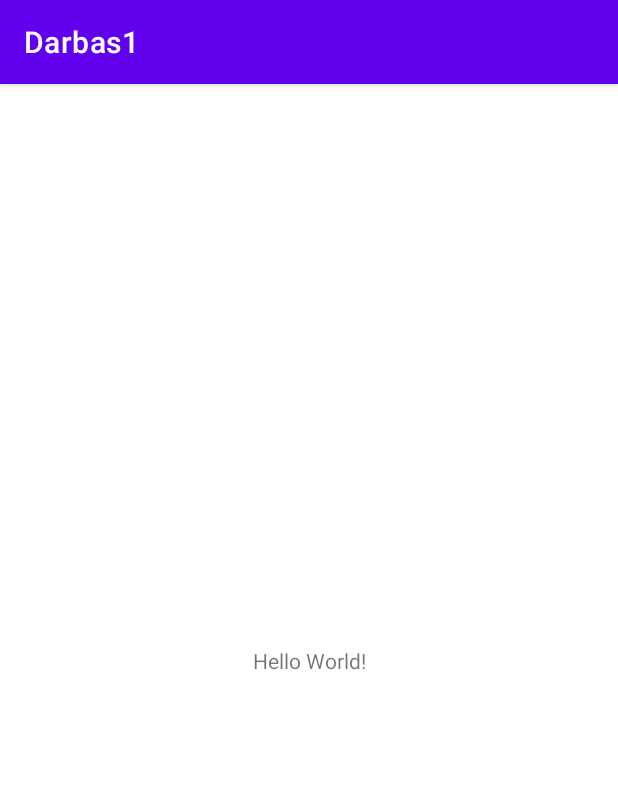
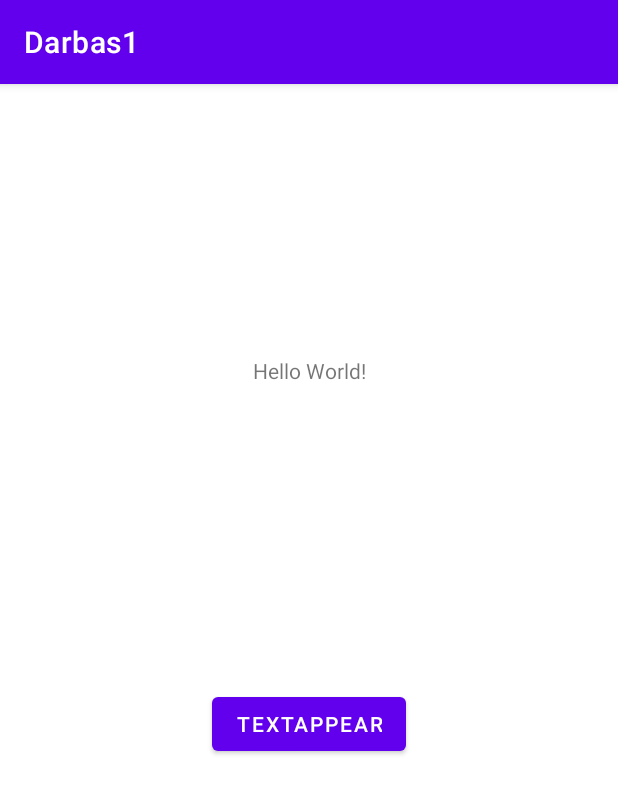
Before and after one commit to rytuks1337/Darbas1, an Android app: the screen it shows after launch (MainActivity), on a phone screen of 412 x 824 dp. Shown: the top 794 px of the screen. Run offline under Robolectric (Android 15) with nearby library versions, the phone set to English and light mode, and no system bars.

Commit message:
Added a button, that displays a hardcoded text

```diff
--- a/app/src/main/java/com/example/darbas1/MainActivity.java
+++ b/app/src/main/java/com/example/darbas1/MainActivity.java
@@ -3,6 +3,9 @@ package com.example.darbas1;
 import androidx.appcompat.app.AppCompatActivity;
 
 import android.os.Bundle;
+import android.view.View;
+import android.widget.Button;
+import android.widget.Toast;
 
 public class MainActivity extends AppCompatActivity {
 
@@ -10,5 +13,16 @@ public class MainActivity extends AppCompatActivity {
     protected void onCreate(Bundle savedInstanceState) {
         super.onCreate(savedInstanceState);
         setContentView(R.layout.activity_main);
+
+        Button btn = findViewById(R.id.buttonAppear);
+
+        btn.setOnClickListener(new View.OnClickListener() {
+            @Override
+            public void onClick(View view) {
+                Toast.makeText(getApplicationContext(), "The Button Has Been Clicked", Toast.LENGTH_LONG).show();
+            }
+        });
+
     }
+
 }
--- a/app/src/main/res/layout/activity_main.xml
+++ b/app/src/main/res/layout/activity_main.xml
@@ -7,12 +7,25 @@
     tools:context=".MainActivity">
 
     <TextView
+        android:id="@+id/textView"
         android:layout_width="wrap_content"
         android:layout_height="wrap_content"
         android:text="Hello World!"
         app:layout_constraintBottom_toBottomOf="parent"
         app:layout_constraintEnd_toEndOf="parent"
         app:layout_constraintStart_toStartOf="parent"
-        app:layout_constraintTop_toTopOf="parent" />
+        app:layout_constraintTop_toTopOf="parent"
+        app:layout_constraintVertical_bias="0.242" />
+
+    <Button
+        android:id="@+id/buttonAppear"
+        android:layout_width="wrap_content"
+        android:layout_height="wrap_content"
+        android:text="TextAppear"
+        app:layout_constraintBottom_toBottomOf="parent"
+        app:layout_constraintEnd_toEndOf="parent"
+        app:layout_constraintStart_toStartOf="parent"
+        app:layout_constraintTop_toBottomOf="@+id/textView"
+        app:layout_constraintVertical_bias="0.389" />
 
 </androidx.constraintlayout.widget.ConstraintLayout>
```
